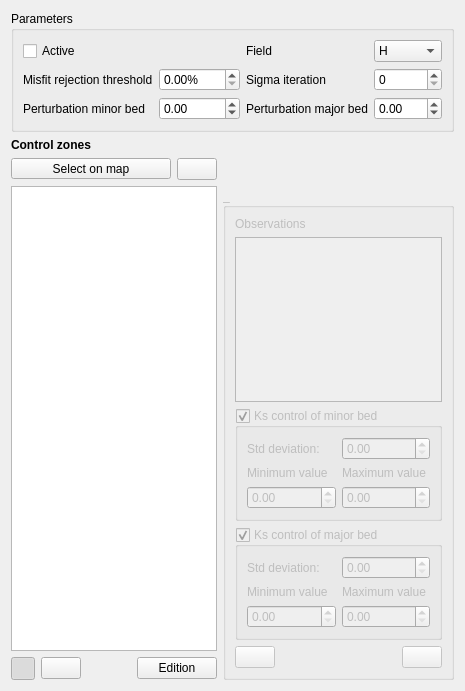
The window that Mascaret/ui/ui_assimilation_ks.ui (Artelia/Mascaret) describes before a commit, drawn with Qt 5.
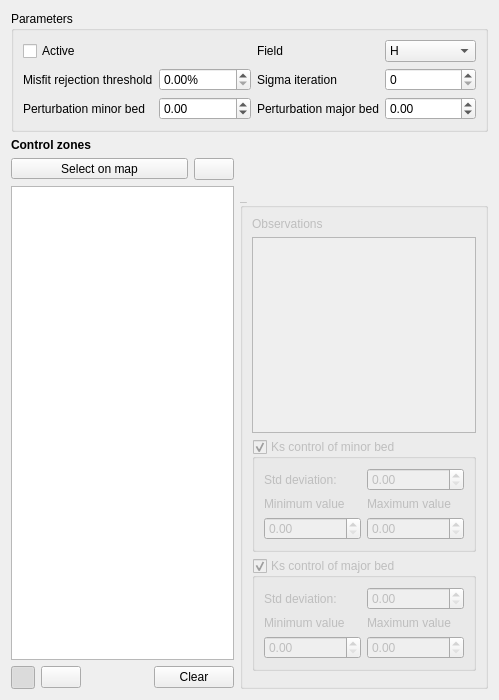
The same window after the commit. Icons and pictures are not drawn.

Commit message:
Fixe Security, fixe bug, upgrade assimilation menu
- fixe CWE-89:
   First
   folder_structure
   WQ
   Score
   lib
- delete edition button of assimilation menu
- Add zoom observation
-Optimized observations display
-Prevent duplicate schema imports when the schema is already loaded
- fixe bug wq
- fixe QT6 (listing view)

```diff
--- a/Mascaret/ui/ui_assimilation_ks.ui
+++ b/Mascaret/ui/ui_assimilation_ks.ui
@@ -6,8 +6,8 @@
    <rect>
     <x>0</x>
     <y>0</y>
-    <width>426</width>
-    <height>691</height>
+    <width>499</width>
+    <height>700</height>
    </rect>
   </property>
   <property name="windowTitle">
@@ -290,11 +290,7 @@
             <item>
              <widget class="QPushButton" name="bt_edit_zone">
               <property name="text">
-               <string>Edition</string>
-              </property>
-              <property name="icon">
-               <iconset>
-                <normaloff>:/plugins/Mascaret/icones/mActionToggleEditing.png</normaloff>:/plugins/Mascaret/icones/mActionToggleEditing.png</iconset>
+               <string>Clear</string>
               </property>
              </widget>
             </item>
@@ -457,45 +453,6 @@
                <property name="bottomMargin">
                 <number>0</number>
                </property>
-               <item>
-                <widget class="QPushButton" name="bt_cancel_ks">
-                 <property name="toolTip">
-                  <string>Cancel</string>
-                 </property>
-                 <property name="iconSize">
-                  <size>
-                   <width>20</width>
-                   <height>20</height>
-                  </size>
-                 </property>
-                </widget>
-               </item>
-               <item>
-                <spacer name="horizontalSpacer_2">
-                 <property name="orientation">
-                  <enum>Qt::Horizontal</enum>
-                 </property>
-                 <property name="sizeHint" stdset="0">
-                  <size>
-                   <width>40</width>
-                   <height>20</height>
-                  </size>
-                 </property>
-                </spacer>
-               </item>
-               <item>
-                <widget class="QPushButton" name="bt_valid_ks">
-                 <property name="toolTip">
-                  <string>Save</string>
-                 </property>
-                 <property name="iconSize">
-                  <size>
-                   <width>20</width>
-                   <height>20</height>
-                  </size>
-                 </property>
-                </widget>
-               </item>
               </layout>
              </widget>
             </item>
```
Left out of the diff: 2 changed lines with no effect on the pictures. The commit also changes 130 other files.
